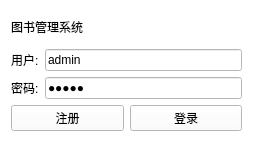
Qt form ui/login_window.ui (mr0yun/BookManager) before a commit.
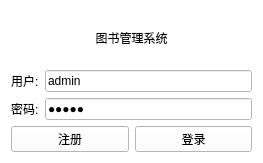
The same form after that commit.

```diff
--- a/ui/login_window.ui
+++ b/ui/login_window.ui
@@ -6,8 +6,8 @@
    <rect>
     <x>0</x>
     <y>0</y>
-    <width>253</width>
-    <height>142</height>
+    <width>263</width>
+    <height>163</height>
    </rect>
   </property>
   <property name="windowTitle">
@@ -24,6 +24,9 @@
        <property name="text">
         <string>图书管理系统</string>
        </property>
+       <property name="alignment">
+        <set>Qt::AlignCenter</set>
+       </property>
       </widget>
      </item>
      <item>
@@ -59,7 +62,10 @@
           <string>admin</string>
          </property>
          <property name="echoMode">
-          <enum>QLineEdit::PasswordEchoOnEdit</enum>
+          <enum>QLineEdit::Password</enum>
+         </property>
+         <property name="alignment">
+          <set>Qt::AlignLeading|Qt::AlignLeft|Qt::AlignVCenter</set>
          </property>
         </widget>
        </item>
```
